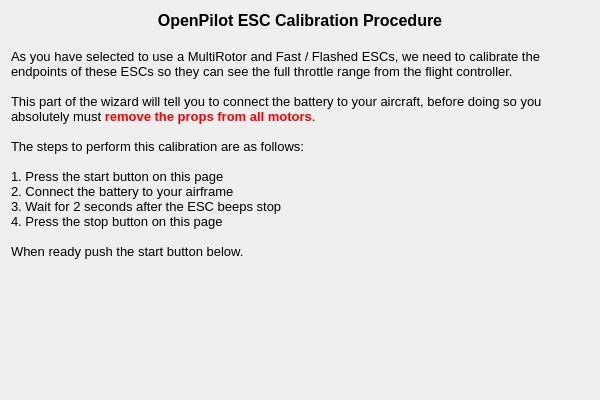
First picture: the form in ground/openpilotgcs/src/plugins/setupwizard/pages/esccalibrationpage.ui, repository openpilot/OpenPilot, before the edit.
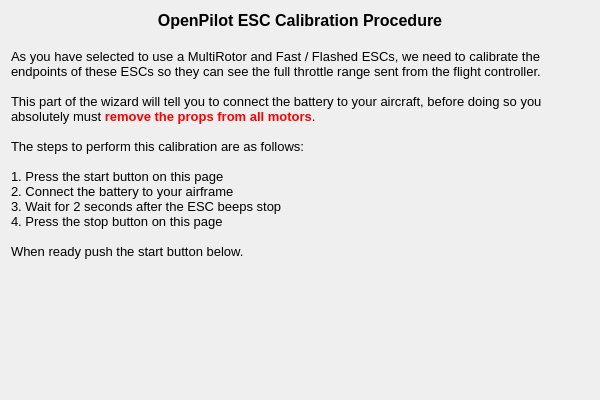
Second picture: the form after the edit.

Commit message: Only offer ESC calibration if ESC type and airframe type is correct

The edit to the form file:
```diff
--- a/ground/openpilotgcs/src/plugins/setupwizard/pages/esccalibrationpage.ui
+++ b/ground/openpilotgcs/src/plugins/setupwizard/pages/esccalibrationpage.ui
@@ -23,7 +23,7 @@
 &lt;/style&gt;&lt;/head&gt;&lt;body style=&quot; font-family:'MS Shell Dlg 2'; font-size:8pt; font-weight:400; font-style:normal;&quot;&gt;
 &lt;p align=&quot;center&quot; style=&quot; margin-top:0px; margin-bottom:0px; margin-left:0px; margin-right:0px; -qt-block-indent:0; text-indent:0px;&quot;&gt;&lt;span style=&quot; font-size:12pt; font-weight:600;&quot;&gt;OpenPilot ESC Calibration Procedure&lt;/span&gt;&lt;/p&gt;
 &lt;p style=&quot;-qt-paragraph-type:empty; margin-top:0px; margin-bottom:0px; margin-left:0px; margin-right:0px; -qt-block-indent:0; text-indent:0px; font-size:12pt; font-weight:600;&quot;&gt;&lt;br /&gt;&lt;/p&gt;
-&lt;p style=&quot; margin-top:0px; margin-bottom:0px; margin-left:0px; margin-right:0px; -qt-block-indent:0; text-indent:0px;&quot;&gt;&lt;span style=&quot; font-size:10pt;&quot;&gt;As you have selected to use a MultiRotor and Fast / Flashed ESCs, we need to calibrate the endpoints of these ESCs so they can see the full throttle range from the flight controller.  &lt;/span&gt;&lt;/p&gt;
+&lt;p style=&quot; margin-top:0px; margin-bottom:0px; margin-left:0px; margin-right:0px; -qt-block-indent:0; text-indent:0px;&quot;&gt;&lt;span style=&quot; font-size:10pt;&quot;&gt;As you have selected to use a MultiRotor and Fast / Flashed ESCs, we need to calibrate the endpoints of these ESCs so they can see the full throttle range sent from the flight controller.  &lt;/span&gt;&lt;/p&gt;
 &lt;p style=&quot;-qt-paragraph-type:empty; margin-top:0px; margin-bottom:0px; margin-left:0px; margin-right:0px; -qt-block-indent:0; text-indent:0px; font-size:10pt;&quot;&gt;&lt;br /&gt;&lt;/p&gt;
 &lt;p style=&quot; margin-top:0px; margin-bottom:0px; margin-left:0px; margin-right:0px; -qt-block-indent:0; text-indent:0px;&quot;&gt;&lt;span style=&quot; font-size:10pt;&quot;&gt;This part of the wizard will tell you to connect the battery to your aircraft, before doing so you &lt;/span&gt;&lt;span style=&quot; font-family:'MS Shell Dlg 2,sans-serif'; font-size:10pt;&quot;&gt;absolutely must &lt;/span&gt;&lt;span style=&quot; font-family:'MS Shell Dlg 2,sans-serif'; font-size:10pt; font-weight:600; color:#ff0000;&quot;&gt;remove the props from all motors&lt;/span&gt;&lt;span style=&quot; font-family:'MS Shell Dlg 2,sans-serif'; font-size:10pt;&quot;&gt;.&lt;/span&gt; &lt;/p&gt;
 &lt;p style=&quot;-qt-paragraph-type:empty; margin-top:0px; margin-bottom:0px; margin-left:0px; margin-right:0px; -qt-block-indent:0; text-indent:0px; font-size:10pt;&quot;&gt;&lt;br /&gt;&lt;/p&gt;
```
The commit also changes 1 other file.
